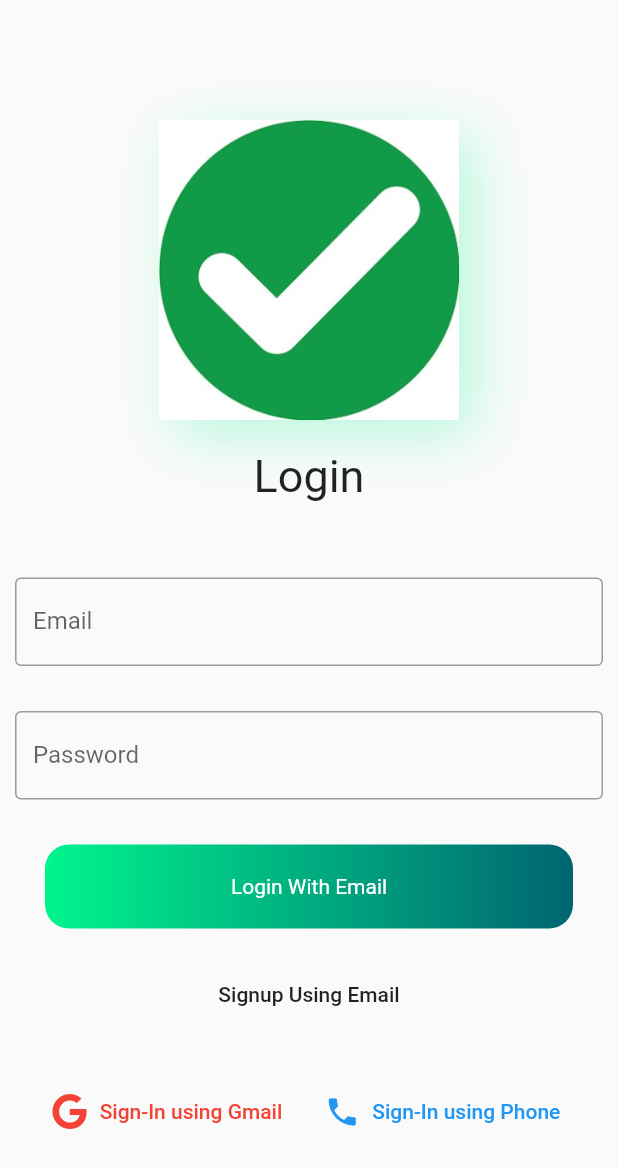
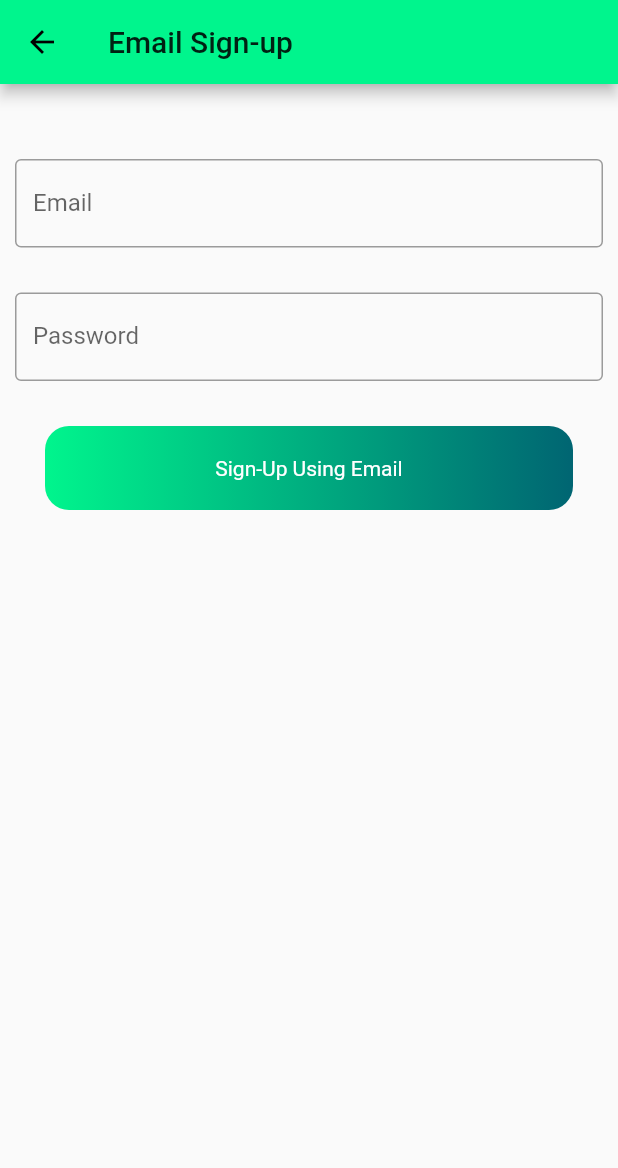
Before and after one commit to singhtaran1005/firebase-mytask, a Flutter app: the screen it shows after launch, after a tap on "Signup Using Email", on a phone screen of 412 x 824 dp. Shown: the top 1168 px of the screen. Run offline on Flutter 3.47's test engine with Material 2 defaults, Android fonts, the phone set to English and light mode, and no system bars; our stand-ins replace firebase_auth, font_awesome_flutter; accounts and stored records are empty.

Commit message:
firebase email auth done

```diff
--- a/mytask/lib/main.dart
+++ b/mytask/lib/main.dart
@@ -1,19 +1,30 @@
 import 'package:flutter/material.dart';
+import 'package:mytask/configure/config.dart';
 
 import 'package:mytask/screens/login_screen.dart';
-void main(){
-runApp(MAINAPP());
+
+void main() {
+  runApp(MAINAPP());
 }
+
 class MAINAPP extends StatelessWidget {
   @override
   Widget build(BuildContext context) {
     return MaterialApp(
       debugShowCheckedModeBanner: false,
-      home:HOMEPAGE() ,
-
+      home: HOMEPAGE(),
+      theme: ThemeData(
+        primaryColor: primaryColor,
+        brightness: Brightness.light,
+      ),
+      darkTheme: ThemeData(
+        brightness: Brightness.dark,
+        primaryColor: primaryColor,
+      ),
     );
   }
 }
+
 class HOMEPAGE extends StatefulWidget {
   @override
   _HOMEPAGEState createState() => _HOMEPAGEState();
@@ -24,8 +35,6 @@ class _HOMEPAGEState extends State<HOMEPAGE> {
   Widget build(BuildContext context) {
     return Scaffold(
       body: LOGIN(),
-
-
     );
   }
 }
--- a/mytask/lib/screens/email_pass_signup.dart
+++ b/mytask/lib/screens/email_pass_signup.dart
@@ -0,0 +1,157 @@
+import 'package:firebase_auth/firebase_auth.dart';
+import 'package:flutter/material.dart';
+import 'package:mytask/configure/config.dart';
+
+class EMAILPASSSIGNUPSCREEN extends StatefulWidget {
+  @override
+  _EMAILPASSSIGNUPSCREENState createState() => _EMAILPASSSIGNUPSCREENState();
+}
+
+class _EMAILPASSSIGNUPSCREENState extends State<EMAILPASSSIGNUPSCREEN> {
+  final TextEditingController _emailController = TextEditingController();
+  final TextEditingController _passwordController = TextEditingController();
+
+  final FirebaseAuth _auth = FirebaseAuth.instance;
+
+  @override
+  Widget build(BuildContext context) {
+    return Scaffold(
+      appBar: AppBar(
+        title: Text('Email Sign-up'),
+      ),
+      body: SingleChildScrollView(
+        child: Container(
+          width: MediaQuery.of(context).size.width,
+          child: Column(
+            children: <Widget>[
+              Container(
+                padding: EdgeInsets.all(10),
+                margin: EdgeInsets.only(top: 40),
+                child: TextField(
+                  controller: _emailController,
+                  decoration: InputDecoration(
+                    border: OutlineInputBorder(),
+                    labelText: "Email",
+                    hintText: "Write Email here",
+                  ),
+                  keyboardType: TextInputType.emailAddress,
+                ),
+              ),
+              Container(
+                padding: EdgeInsets.all(10),
+                margin: EdgeInsets.only(top: 10),
+                child: TextField(
+                  controller: _passwordController,
+                  decoration: InputDecoration(
+                    border: OutlineInputBorder(),
+                    labelText: "Password",
+                    hintText: "Write Password here",
+                  ),
+                  obscureText: true,
+                ),
+              ),
+              InkWell(
+                onTap: () {
+                  signUp();
+                },
+                child: Container(
+                  decoration: BoxDecoration(
+                    gradient: LinearGradient(
+                      colors: [primaryColor, secondaryColor],
+                    ),
+                    borderRadius: BorderRadius.circular(16),
+                  ),
+                  width: MediaQuery.of(context).size.width,
+                  margin: EdgeInsets.symmetric(
+                    horizontal: 30,
+                    vertical: 20,
+                  ),
+                  padding: EdgeInsets.symmetric(
+                    horizontal: 30,
+                    vertical: 20,
+                  ),
+                  child: Center(
+                    child: Text(
+                      'Sign-Up Using Email',
+                      style: TextStyle(
+                        color: Colors.white,
+                      ),
+                    ),
+                  ),
+                ),
+              ),
+            ],
+          ),
+        ),
+      ),
+    );
+  }
+
+  void signUp() {
+    final String emailtxt = _emailController.text.trim();
+    final String passwordtxt = _passwordController.text;
+    if (emailtxt.isNotEmpty && passwordtxt.isNotEmpty) {
+      _auth
+          .createUserWithEmailAndPassword(
+              email: emailtxt, password: passwordtxt)
+          .then((user) {
+        showDialog(
+            context: context,
+            builder: (ctx) {
+              return AlertDialog(
+                shape: RoundedRectangleBorder(
+                    borderRadius: BorderRadius.circular(16)),
+                title: Text('Success'),
+                content: Text('Sign-Up process completed'),
+                actions: <Widget>[
+                  FlatButton(
+                    onPressed: () {
+                      Navigator.of(context).pop();
+                    },
+                    child: Text('Ok'),
+                  ),
+                ],
+              );
+            });
+      }).catchError((e) {
+        showDialog(
+            context: context,
+            builder: (ctx) {
+              return AlertDialog(
+                shape: RoundedRectangleBorder(
+                    borderRadius: BorderRadius.circular(16)),
+                title: Text('Error'),
+                content: Text('${e.message}'),
+                actions: <Widget>[
+                  FlatButton(
+                    onPressed: () {
+                      Navigator.of(ctx).pop();
+                    },
+                    child: Text('Ok'),
+                  ),
+                ],
+              );
+            });
+      });
+    } else {
+      showDialog(
+          context: context,
+          builder: (ctx) {
+            return AlertDialog(
+              shape: RoundedRectangleBorder(
+                  borderRadius: BorderRadius.circular(16)),
+              title: Text('Error'),
+              content: Text('Please provide Email and Password'),
+              actions: <Widget>[
+                FlatButton(
+                  onPressed: () {
+                    Navigator.of(ctx).pop();
+                  },
+                  child: Text('Ok'),
+                ),
+              ],
+            );
+          });
+    }
+  }
+}
--- a/mytask/lib/screens/login_screen.dart
+++ b/mytask/lib/screens/login_screen.dart
@@ -2,6 +2,7 @@ import 'package:firebase_auth/firebase_auth.dart';
 import 'package:flutter/material.dart';
 import 'package:font_awesome_flutter/font_awesome_flutter.dart';
 import 'package:mytask/configure/config.dart';
+import 'package:mytask/screens/email_pass_signup.dart';
 
 class LOGIN extends StatefulWidget {
   @override
@@ -110,7 +111,14 @@ class _LOGINState extends State<LOGIN> {
                 ),
               ),
               FlatButton(
-                onPressed: () {},
+                onPressed: () {
+                  Navigator.push(
+                    context,
+                    MaterialPageRoute(
+                      builder: (context) => EMAILPASSSIGNUPSCREEN(),
+                    ),
+                  );
+                },
                 child: Text('Signup Using Email'),
               ),
               Container(
```
